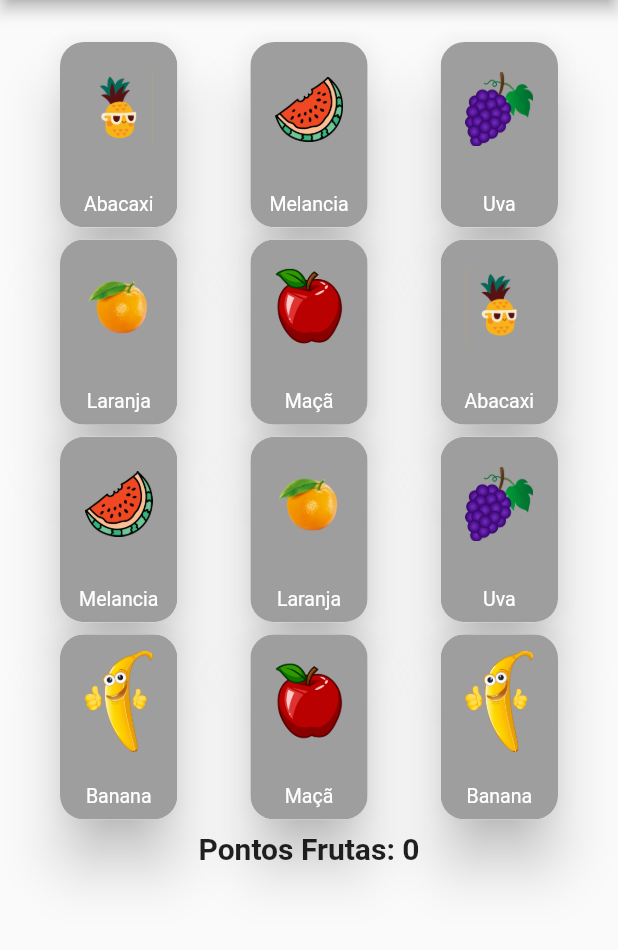
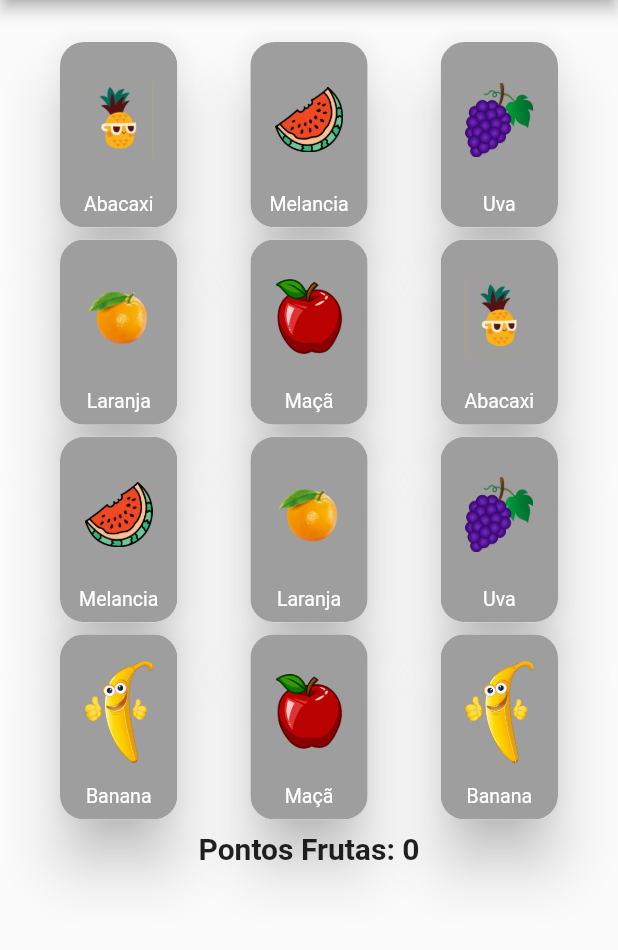
Before and after one commit to barrosodegas/flutter_mobile, a Flutter app: the CardScreen screen opened directly with empty values, on a phone screen of 412 x 824 dp, the part 84-1034 px from its top. Run offline on Flutter 3.47's test engine with Material 2 defaults, Android fonts, the phone set to English and light mode, and no system bars; drawn by our look-alikes of flip_card; our stand-ins replace motion_tab_bar, shared_preferences; accounts and stored records are empty.

Commit message:
refactor: change space between image and card border

```diff
--- a/find_me/lib/screen/card/component/card_back_widget.dart
+++ b/find_me/lib/screen/card/component/card_back_widget.dart
@@ -38,7 +38,7 @@ class CardBackWidget extends StatelessWidget {
             fit: StackFit.expand,
             children: <Widget>[
               Container(
-                padding: EdgeInsets.only(top: cardHeight * 0.58 > 105 ? 8 : 1),
+                padding: EdgeInsets.only(top: cardHeight > 100 ? 8 : 1),
                 alignment: Alignment.topCenter,
                 child: Image.asset(
                   cardItem.imageAsset,
```
